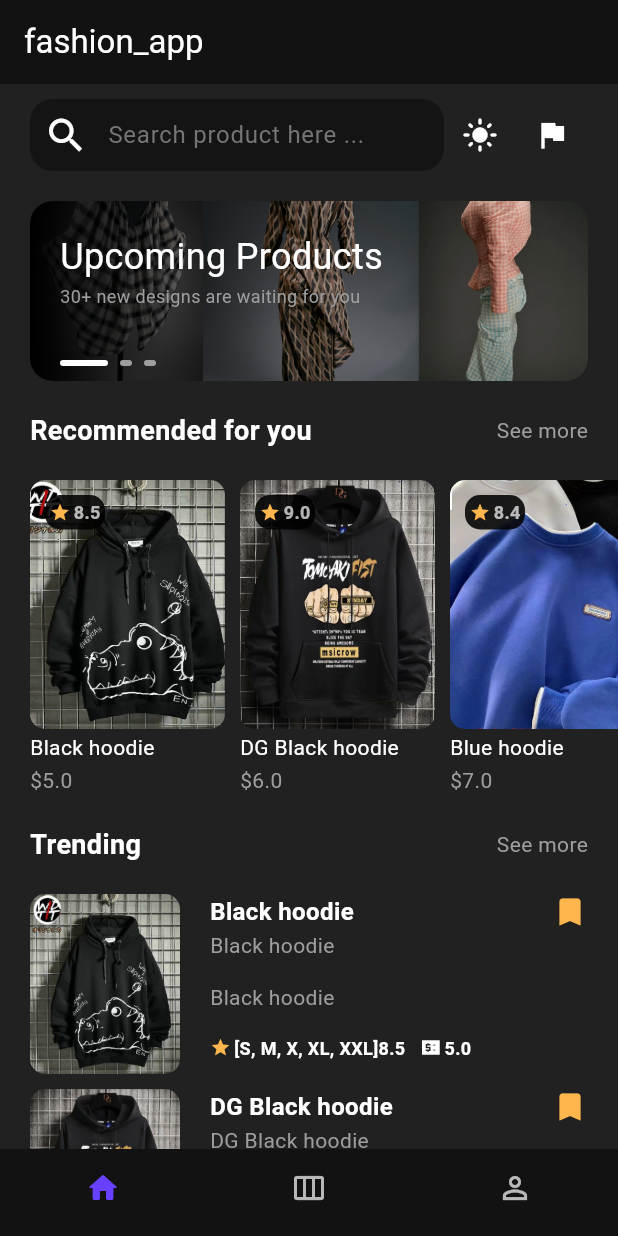
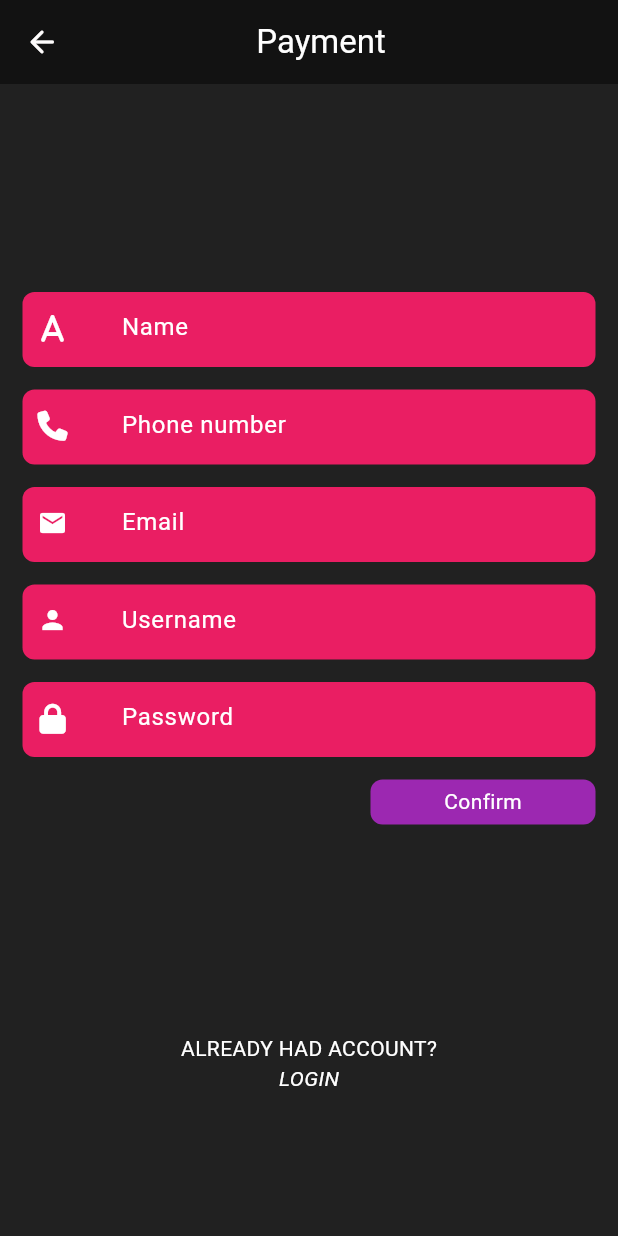
Before and after one commit to aloaivayg/book-app-main, a Flutter app: the screen it shows after launch, on a phone screen of 412 x 824 dp. Run offline on Flutter 3.47's test engine with Material 3 defaults, Android fonts, the phone set to English and light mode, and no system bars; drawn by our look-alikes of smooth_page_indicator; our stand-ins replace bloc, dio, equatable, flutter_bloc, font_awesome_flutter, get; accounts and stored records are empty; generated files the repository leaves out were written again.

Commit message:
add sign up screen

```diff
--- a/assets/json/user.json
+++ b/assets/json/user.json
@@ -24,6 +24,7 @@
                 "rating": 8.5
             }
             ],
+            "wishList": [],
             "orderHistory": [
               "7b8cfe2e-5a4b-4fda-9c7b-5f34b92a3b9d",
               "8a4f82b6-73f2-4fd2-8c7c-6d2b5b2f2e7c",
--- a/lib/main.dart
+++ b/lib/main.dart
@@ -1,4 +1,5 @@
 import 'package:book_app/src/blocs/clothes_bloc/clothes_bloc.dart';
+import 'package:book_app/src/blocs/user_bloc/bloc/user_bloc.dart';
 import 'package:flutter/material.dart';
 import 'package:flutter_bloc/flutter_bloc.dart';
 
@@ -14,5 +15,6 @@ void main() async {
 
   runApp(MultiBlocProvider(providers: [
     BlocProvider(create: ((context) => ClothesBloc())),
+    BlocProvider(create: ((context) => UserBloc())),
   ], child: MyApp(settingsController: settingsController)));
 }
--- a/lib/src/app.dart
+++ b/lib/src/app.dart
@@ -2,6 +2,7 @@ import 'package:book_app/src/blocs/clothes_bloc/clothes_bloc.dart';
 import 'package:book_app/src/page/cart/cart.dart';
 import 'package:book_app/src/page/home/home.dart';
 import 'package:book_app/src/page/item_details/item_details.dart';
+import 'package:book_app/src/page/sign_up/sign_up.dart';
 import 'package:book_app/src/theme/theme.dart';
 import 'package:flutter/material.dart';
 import 'package:flutter/services.dart';
@@ -30,7 +31,9 @@ class MyApp extends StatelessWidget {
       builder: (BuildContext context, Widget? child) {
         return GetMaterialApp(
           routes: {
-            '/': (context) => HomePage(settingsController: settingsController),
+            // '/': (context) => HomePage(settingsController: settingsController),
+            '/': (context) => SignUpScreen(),
+
             // '/item': (context) => const ItemInfoPage()
           },
 
@@ -71,7 +74,8 @@ class MyApp extends StatelessWidget {
                     return SettingsView(controller: settingsController);
 
                   default:
-                    return HomePage(settingsController: settingsController);
+                    // return HomePage(settingsController: settingsController);
+                    return SignUpScreen();
                 }
               },
             );
--- a/lib/src/blocs/clothes_bloc/clothes_bloc.dart
+++ b/lib/src/blocs/clothes_bloc/clothes_bloc.dart
@@ -32,6 +32,7 @@ class ClothesBloc extends Bloc<ClothesEvent, ClothesState> {
       GetAllClothesEvent event, Emitter<ClothesState> emit) async {
     final dataState = await Clothes.loadItemsFromBundle();
     user = await User.loadUserFromBundle();
+    print(user.toJson());
 
     emit(const DataLoading());
 
--- a/lib/src/model/user.dart
+++ b/lib/src/model/user.dart
@@ -18,6 +18,8 @@ class User {
 
   final String avatarUrl; // URL to the user's profile picture
   final List<Clothes> cart;
+  final List<Clothes> wishList;
+
   final List<String> orderHistory; // List of order IDs
   final DateTime createdAt;
   final DateTime updatedAt;
@@ -35,6 +37,7 @@ class User {
     required this.phoneNumber,
     required this.avatarUrl,
     required this.cart,
+    required this.wishList,
     required this.orderHistory,
     required this.createdAt,
     required this.updatedAt,
@@ -56,6 +59,8 @@ class User {
       avatarUrl: json['avatarUrl'] as String,
       cart: List<Clothes>.from(
           json['cart'].map((dynamic i) => Clothes.fromJson(i))),
+      wishList: List<Clothes>.from(
+          json['wishList'].map((dynamic i) => Clothes.fromJson(i))),
       orderHistory: List<String>.from(json['orderHistory'] as List),
       createdAt: DateTime.parse(json['createdAt'] as String),
       updatedAt: DateTime.parse(json['updatedAt'] as String),
@@ -77,6 +82,7 @@ class User {
       'phoneNumber': phoneNumber,
       'avatarUrl': avatarUrl,
       'cart': cart,
+      'wishList': wishList,
       'orderHistory': orderHistory,
       'createdAt': createdAt.toIso8601String(),
       'updatedAt': updatedAt.toIso8601String(),
@@ -92,6 +98,7 @@ class User {
     String? phoneNumber,
     String? avatarUrl,
     List<Clothes>? cart,
+    List<Clothes>? wishList,
     List<String>? orderHistory,
     DateTime? updatedAt,
   }) {
@@ -104,6 +111,7 @@ class User {
       phoneNumber: phoneNumber ?? this.phoneNumber,
       avatarUrl: avatarUrl ?? this.avatarUrl,
       cart: cart ?? this.cart,
+      wishList: wishList ?? this.wishList,
       orderHistory: orderHistory ?? this.orderHistory,
       createdAt: createdAt,
       updatedAt: updatedAt ?? this.updatedAt,
--- a/lib/src/page/item_details/item_details.dart
+++ b/lib/src/page/item_details/item_details.dart
@@ -1,24 +1,14 @@
-import 'dart:convert';
-
 import 'package:book_app/src/blocs/clothes_bloc/clothes_bloc.dart';
 import 'package:book_app/src/common/const/app_list.dart';
 import 'package:book_app/src/common/widgets/item_slide_show.dart';
-import 'package:book_app/src/model/clothes.dart';
 import 'package:book_app/src/page/cart/cart.dart';
 import 'package:book_app/src/page/item_details/widgets/comment_section.dart';
 import 'package:book_app/src/page/item_details/widgets/item_description.dart';
-import 'package:book_app/src/provider/ClothesProvider.dart';
 import 'package:book_app/src/util/color_from_hex.dart';
-import 'package:flutter/cupertino.dart';
 import 'package:flutter/material.dart';
-import 'package:flutter/scheduler.dart';
-import 'package:flutter/services.dart';
-import 'package:flutter/src/widgets/container.dart';
-import 'package:flutter/src/widgets/framework.dart';
 import 'package:flutter_bloc/flutter_bloc.dart';
 import 'package:font_awesome_flutter/font_awesome_flutter.dart';
 import 'package:get/get.dart';
-import 'package:provider/provider.dart';
 
 import '../../common/widgets/custom_button.dart';
 
@@ -91,7 +81,7 @@ class _ItemInfoPageState extends State<ItemInfoPage> {
                             context
                                 .read<ClothesBloc>()
                                 .add(const ViewCartEvent());
-                            Get.off(CartPage());
+                            Get.off(const CartPage());
                           },
                         ),
                         Positioned(
@@ -134,10 +124,6 @@ class _ItemInfoPageState extends State<ItemInfoPage> {
                               padding: const EdgeInsets.only(right: 60),
                               child: Text("\$${state.clothes.price}"),
                             ),
-                            Icon(
-                              Icons.star,
-                              color: Colors.grey[400],
-                            )
                           ],
                         )
                       ],
@@ -244,11 +230,6 @@ class _ItemInfoPageState extends State<ItemInfoPage> {
                   ]),
                 ),
                 Container(
-                    width: double.maxFinite,
-                    margin: const EdgeInsets.only(top: 10, left: 30, right: 20),
-                    alignment: Alignment.centerLeft,
-                    child: DescriptionExpansionTile()),
-                Container(
                   height: 40,
                   width: 300,
                   margin: const EdgeInsets.only(
@@ -271,17 +252,29 @@ class _ItemInfoPageState extends State<ItemInfoPage> {
                         }
                       : null,
                   child: Container(
-                    margin: const EdgeInsets.only(top: 15, bottom: 20),
-                    child: SquareButton(
-                      height: 40,
-                      width: 300,
-                      text: "Add to cart",
-                      color: state.isEnabled ? Colors.black : Colors.grey,
-                      textColor: Colors.white,
-                      borderRadius: 14,
+                    margin: const EdgeInsets.only(
+                        top: 15, bottom: 20, left: 30, right: 30),
+                    child: Row(
+                      mainAxisAlignment: MainAxisAlignment.spaceBetween,
+                      children: [
+                        SquareButton(
+                          height: 40,
+                          width: 250,
+                          text: "Add to cart",
+                          color: state.isEnabled ? Colors.black : Colors.grey,
+                          textColor: Colors.white,
+                          borderRadius: 14,
+                        ),
+                        const FaIcon(FontAwesomeIcons.heart)
+                      ],
                     ),
                   ),
                 ),
+                Container(
+                    width: double.maxFinite,
+                    margin: const EdgeInsets.only(top: 10, left: 30, right: 20),
+                    alignment: Alignment.centerLeft,
+                    child: const DescriptionExpansionTile()),
                 Container(
                     width: double.maxFinite,
                     margin: const EdgeInsets.only(top: 10, left: 30, right: 20),
@@ -304,8 +297,8 @@ class _ItemInfoPageState extends State<ItemInfoPage> {
       context: context,
       builder: (BuildContext context) {
         return AlertDialog(
-          title: Text("Item Added to Cart"),
-          content: Column(
+          title: const Text("Item Added to Cart"),
+          content: const Column(
             mainAxisSize: MainAxisSize.min,
             children: <Widget>[
               Text("You have successfully added the item to your cart."),
@@ -324,8 +317,8 @@ class _ItemInfoPageState extends State<ItemInfoPage> {
               child: Text("Go to Cart"),
               onPressed: () {
                 Navigator.of(context).pop();
-                context.read<ClothesBloc>().add(ViewCartEvent());
-                Get.off(CartPage());
+                context.read<ClothesBloc>().add(const ViewCartEvent());
+                Get.off(const CartPage());
               },
             ),
           ],
--- /dev/null
+++ b/lib/src/page/sign_up/sign_up.dart
@@ -0,0 +1,171 @@
+import 'package:book_app/src/blocs/clothes_bloc/clothes_bloc.dart';
+import 'package:book_app/src/blocs/user_bloc/bloc/user_bloc.dart';
+import 'package:book_app/src/page/sign_up/widgets/sign_up_field.dart';
+import 'package:book_app/src/util/color_from_hex.dart';
+import 'package:flutter/material.dart';
+import 'package:flutter_bloc/flutter_bloc.dart';
+import 'package:font_awesome_flutter/font_awesome_flutter.dart';
+import 'package:get/get.dart';
+
+class SignUpScreen extends StatefulWidget {
+  const SignUpScreen({Key? key}) : super(key: key);
+
+  @override
+  State<SignUpScreen> createState() => _SignUpScreenState();
+}
+
+class _SignUpScreenState extends State<SignUpScreen> {
+  @override
+  Widget build(BuildContext context) {
+    return Scaffold(
+      appBar: AppBar(
+        leading: GestureDetector(
+          child: IconButton(
+            icon: const Icon(Icons.arrow_back_rounded),
+            color: const Color.fromARGB(255, 254, 252, 252),
+            onPressed: () {
+              context.read<ClothesBloc>().add(const ViewCartEvent());
+              Get.back();
+            },
+          ),
+        ),
+        actions: const [
+          SizedBox(
+            width: 40,
+          )
+        ],
+        title: Container(
+            alignment: Alignment.center,
+            width: Get.width,
+            child: const Text("Payment")),
+      ),
+      body: const SingleChildScrollView(
+          scrollDirection: Axis.vertical, child: SignUpScreenDetail()),
+    );
+  }
+}
+
+class SignUpScreenDetail extends StatefulWidget {
+  const SignUpScreenDetail({Key? key}) : super(key: key);
+
+  @override
+  State<SignUpScreenDetail> createState() => _SignUpScreenDetailState();
+}
+
+class _SignUpScreenDetailState extends State<SignUpScreenDetail> {
+  final fieldController = <TextEditingController>[
+    TextEditingController(),
+    TextEditingController(),
+    TextEditingController(),
+    TextEditingController(),
+    TextEditingController(),
+  ];
+
+  final fieldNames = <String>[
+    "Name",
+    "Phone number",
+    "Email",
+    "Username",
+    "Password"
+  ];
+
+  final fieldInputType = <TextInputType>[
+    TextInputType.text,
+    TextInputType.number,
+    TextInputType.emailAddress,
+    TextInputType.text,
+    TextInputType.visiblePassword
+  ];
+
+  final fieldIcon = <Widget>[
+    const FaIcon(
+      FontAwesomeIcons.a,
+      size: 20,
+    ),
+    const FaIcon(
+      FontAwesomeIcons.phone,
+      size: 20,
+    ),
+    const Icon(
+      Icons.mail,
+      size: 20,
+    ),
+    const Icon(
+      Icons.person,
+      size: 20,
+    ),
+    const FaIcon(
+      FontAwesomeIcons.lock,
+      size: 20,
+    ),
+  ];
+
+  @override
+  Widget build(BuildContext context) {
+    return BlocBuilder<UserBloc, UserState>(
+      builder: (context, state) {
+        return Column(
+          children: [
+            Container(
+              height: Get.height * 0.15,
+              margin: EdgeInsets.only(left: 15, right: 15, top: 15),
+            ),
+            Container(
+              height: Get.height * 0.6,
+              margin: EdgeInsets.only(left: 15, right: 15),
+              child: Column(
+                  mainAxisSize: MainAxisSize.min,
+                  crossAxisAlignment: CrossAxisAlignment.end,
+                  children: [
+                    ListView.builder(
+                      shrinkWrap: true,
+                      itemBuilder: (BuildContext context, int index) {
+                        return Container(
+                            margin: EdgeInsets.only(bottom: 15),
+                            child: SignUpField(
+                              controller: fieldController[index],
+                              keyboardType: fieldInputType[index],
+                              icon: fieldIcon[index],
+                              text: fieldNames[index],
+                            ));
+                      },
+                      itemCount: 5,
+                    ),
+                    GestureDetector(
+                      onTap: () {
+                        print(fieldController[0].text);
+                        print(fieldController[1].text);
+                      },
+                      child: Container(
+                        width: 150,
+                        height: 30,
+                        alignment: Alignment.center,
+                        decoration: BoxDecoration(
+                            color: HexColor.fromHex("9C28B1"),
+                            borderRadius: BorderRadius.circular(8)),
+                        child: Text("Confirm"),
+                      ),
+                    ),
+                  ]),
+            ),
+            Container(
+              height: Get.height * 0.15,
+              alignment: Alignment.center,
+              child: Column(
+                children: [
+                  Container(child: Text("ALREADY HAD ACCOUNT?")),
+                  Container(
+                    child: Text(
+                      "LOGIN",
+                      style: TextStyle(fontStyle: FontStyle.italic),
+                    ),
+                  )
+                ],
+              ),
+            ),
+          ],
+        );
+      },
+    );
+  }
+}
--- /dev/null
+++ b/lib/src/page/sign_up/widgets/sign_up_field.dart
@@ -0,0 +1,46 @@
+import 'package:book_app/src/util/color_from_hex.dart';
+import 'package:flutter/material.dart';
+
+class SignUpField extends StatefulWidget {
+  const SignUpField(
+      {Key? key,
+      required this.text,
+      required this.icon,
+      required this.controller,
+      this.keyboardType})
+      : super(key: key);
+  final String text;
+  final Widget icon;
+  final TextEditingController controller;
+  final TextInputType? keyboardType;
+  @override
+  State<SignUpField> createState() => _SignUpFieldState();
+}
+
+class _SignUpFieldState extends State<SignUpField> {
+  @override
+  Widget build(BuildContext context) {
+    return Container(
+      // width: Get.width * 0.8,
+      height: 50,
+      decoration: BoxDecoration(
+          color: HexColor.fromHex("#EA1E63"),
+          borderRadius: BorderRadius.circular(8)),
+      child: TextFormField(
+        controller: widget.controller,
+        keyboardType: widget.keyboardType ?? TextInputType.text,
+        obscureText:
+            widget.keyboardType == TextInputType.visiblePassword ? true : false,
+        decoration: InputDecoration(
+            contentPadding: const EdgeInsets.only(left: 10),
+            border: InputBorder.none,
+            hintText: widget.text,
+            icon: Container(
+                width: 40,
+                height: 40,
+                alignment: Alignment.center,
+                child: widget.icon)),
+      ),
+    );
+  }
+}
```
